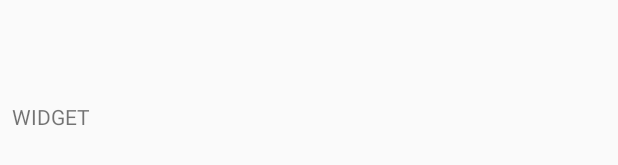
After one commit to hlzhou/friendship-factory-factory-builder, an Android app: the layout appwidget.xml on its own in the app's theme, with its tools: preview values and no code run, on a phone screen of 412 x 824 dp. The commit adds this screen. Shown: the part 501-666 px from the top of the screen. Run offline under Robolectric (Android 15) with nearby library versions, the phone set to English and light mode, and no system bars.

Commit message:
basic widget setup

```diff
--- a/Moments/app/build.gradle
+++ b/Moments/app/build.gradle
@@ -20,6 +20,6 @@ android {
 }
 
 dependencies {
-    compile fileTree(include: ['*.jar'], dir: 'libs')
+    compile fileTree(dir: 'libs', include: ['*.jar'])
     compile 'com.android.support:appcompat-v7:21.0.3'
 }
--- /dev/null
+++ b/Moments/app/src/main/res/layout/appwidget.xml
@@ -0,0 +1,24 @@
+<?xml version="1.0" encoding="utf-8"?>
+<RelativeLayout xmlns:android="http://schemas.android.com/apk/res/android"
+    android:layout_width="match_parent" android:layout_height="match_parent">
+    <FrameLayout
+        android:layout_width="match_parent"
+        android:layout_height="match_parent"
+        android:padding="8dp">
+
+        <LinearLayout
+            android:layout_width="match_parent"
+            android:layout_height="match_parent"
+            android:orientation="horizontal"
+            android:background="@drawable/transparent">
+
+            <TextView
+                android:layout_width="wrap_content"
+                android:layout_height="wrap_content"
+                android:text="WIDGET"
+                android:id="@+id/textView"
+                android:layout_gravity="center_vertical" />
+        </LinearLayout>
+
+    </FrameLayout>
+</RelativeLayout>
```
Also changed, not shown: Moments/app/src/main/AndroidManifest.xml (+8 -2 lines), Moments/app/src/main/java/moments/moments/AppWidgetConfigureActivity.java (+58 -1 lines), Moments/app/src/main/java/moments/moments/MomentsAppWidgetProvider.java (added, +41 -0 lines), Moments/app/src/main/java/moments/moments/WidgetActivity.java (added, +15 -0 lines), Moments/app/src/main/res/layout/appwidget_provider_layout.xml (added, +12 -0 lines), Moments/app/src/main/res/xml/moments_appwidget_info.xml (+5 -3 lines), Moments/app/src/main/res/drawable/smiley_icon.png (added), Moments/app/src/main/res/drawable/transparent.png (added), Moments/app/src/main/res/drawable/transparent_blue.png (added), Moments0/Moments/app/src/main/res/drawable-hdpi/Smiley_icon.png (added), Moments0/Moments/app/src/main/res/drawable-hdpi/transparent.png (added), Moments0/Moments/app/src/main/res/drawable-mdpi/Smiley_icon.png (added), Moments0/Moments/app/src/main/res/drawable-mdpi/transparent.png (added), Moments0/Moments/app/src/main/res/drawable-xhdpi/Smiley_icon.png (added), 3 more files, 1 other file.
